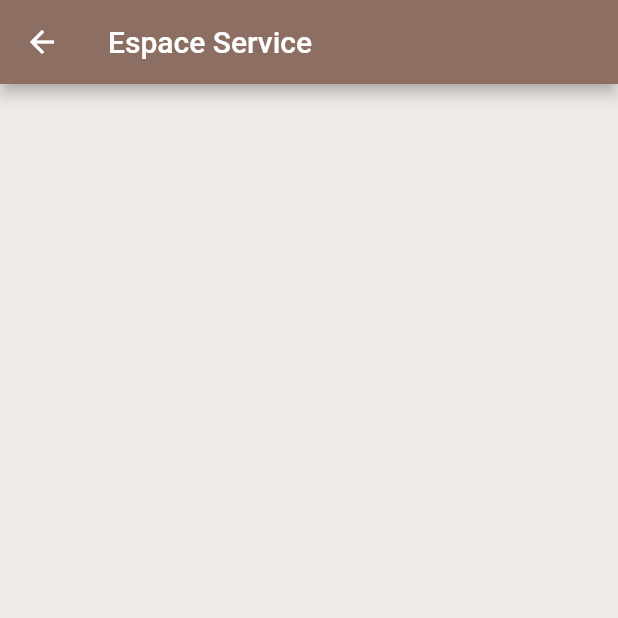
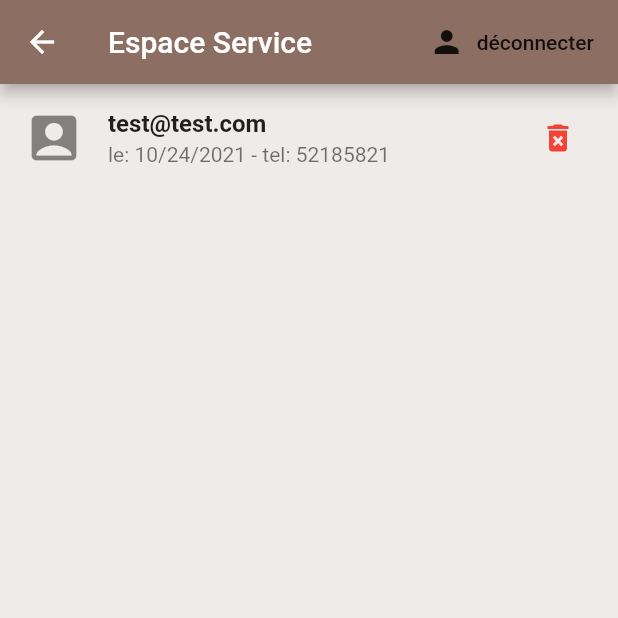
Before and after one commit to Mrilyes/service_technique, a Flutter app: the Service screen opened directly, on a phone screen of 412 x 824 dp, the top half of it. Run offline on Flutter 3.47's test engine with Material 2 defaults, Android fonts, the phone set to English and light mode, and no system bars; our stand-ins replace cloud_firestore, firebase_auth, firebase_core, flutter_spinkit; accounts and stored records are empty.

Commit message:
refactor: started working on the service side

```diff
--- a/lib/screens/authenticate/sign_in.dart
+++ b/lib/screens/authenticate/sign_in.dart
@@ -50,6 +50,7 @@ class _SignInState extends State<SignIn> {
                   children: <Widget>[
                     SizedBox(height: 30.0),
                     TextFormField(
+                      keyboardType: TextInputType.emailAddress,
                       decoration:
                           textInputDecoration.copyWith(hintText: 'Email'),
                       validator: (val) =>
--- a/lib/screens/home/client_screen.dart
+++ b/lib/screens/home/client_screen.dart
@@ -23,7 +23,7 @@ class Client extends StatelessWidget {
           title: Text('Espace Client'),
           backgroundColor: Colors.brown[400],
           elevation: 0.0,
-          actions: <Widget>[
+          actions: [
             FlatButton.icon(
               icon: Icon(Icons.person),
               label: Text('déconnecter'),
--- a/lib/screens/home/service_list.dart
+++ b/lib/screens/home/service_list.dart
@@ -1,8 +1,11 @@
 // this widget is going to be responsible on outputting the difference declarations on the page
+
+// ignore_for_file: prefer_const_literals_to_create_immutables, prefer_const_constructors
 
 import 'package:flutter/material.dart';
 import 'package:cloud_firestore/cloud_firestore.dart';
 import 'package:provider/provider.dart';
+import 'package:service_technique/screens/home/formulaire/formulaire.dart';
 
 class ServiceList extends StatefulWidget {
   const ServiceList({Key? key}) : super(key: key);
@@ -14,7 +17,47 @@ class ServiceList extends StatefulWidget {
 class _ServiceListState extends State<ServiceList> {
   @override
   Widget build(BuildContext context) {
-
-    return Container();
+    return Container(
+      child: ListView(
+        children: [
+          ListTile(
+            leading: Icon(
+              Icons.account_box,
+              size: 40.0,
+            ),
+            title: Text(
+              "test@test.com",
+              style: TextStyle(
+                fontWeight: FontWeight.bold,
+              ),
+            ),
+            subtitle: Text("le: 10/24/2021 - tel: 52185821"),
+            trailing: IconButton(
+              icon: Icon(
+                Icons.delete_forever,
+                color: Colors.red,
+                size: 24.0,
+              ),
+              onPressed: () {},
+            ),
+            onTap: () {
+              Navigator.of(context).push(
+                MaterialPageRoute(
+                  builder: (context) => Formulaire(
+                    id: '5515315383',
+                    nom: "Ilyes",
+                    prenom: "Ghorbel",
+                    email: "test@test.com",
+                    pc: "Asus",
+                    tel: "52185821",
+                    desc: "description",
+                  ),
+                ),
+              );
+            },
+          ),
+        ],
+      ),
+    );
   }
 }
--- a/lib/screens/home/service_screen.dart
+++ b/lib/screens/home/service_screen.dart
@@ -1,4 +1,5 @@
 import 'package:flutter/material.dart';
+import 'package:service_technique/services/auth.dart';
 import 'package:service_technique/services/database.dart';
 import 'package:provider/provider.dart';
 import 'package:cloud_firestore/cloud_firestore.dart';
@@ -12,11 +13,21 @@ class Service extends StatelessWidget {
     // return StreamProvider<QuerySnapshot?>.value(
     //   initialData: null,
     //   value: DatabaseService().declaration,
+    final AuthService _auth = AuthService();
     return Scaffold(
       backgroundColor: Colors.brown[50],
       appBar: AppBar(
         title: Text('Espace Service'),
         backgroundColor: Colors.brown[400],
+        actions: [
+          FlatButton.icon(
+            icon: Icon(Icons.person),
+            label: Text('déconnecter'),
+            onPressed: () async {
+              await _auth.signOut();
+            },
+          ),
+        ],
       ),
       body: ServiceList(),
     );
```
Also changed, not shown: lib/screens/home/formulaire/formulaire.dart (added, +111 -0 lines), lib/screens/wrapper.dart (+4 -3 lines).
